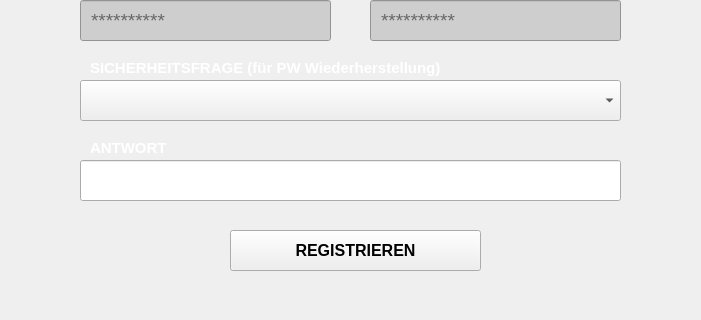
This is ui/registerpage.ui in noobondistrax/YourDailies as Qt 5 draws it before an edit; both pictures show x 290 to 991 and y 380 to 700 of the 1280 by 700 pixel window. The edited form follows.
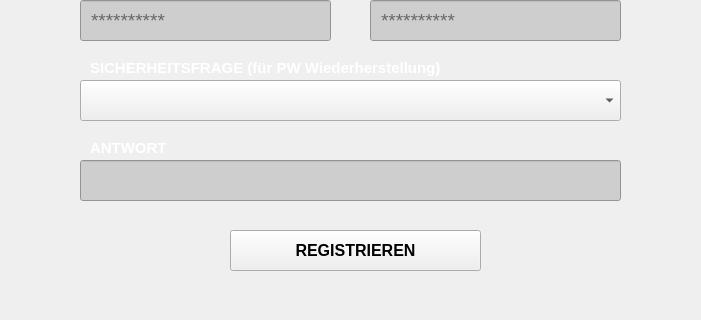
This is the edited form. Icons and pictures are not drawn.

```diff
--- a/ui/registerpage.ui
+++ b/ui/registerpage.ui
@@ -357,6 +357,10 @@
      <height>41</height>
     </rect>
    </property>
+   <property name="styleSheet">
+    <string notr="true">padding-left: 8px;
+background-color: rgb(206, 206, 206);</string>
+   </property>
   </widget>
   <widget class="QLabel" name="register_sec_question_label">
    <property name="geometry">
```
